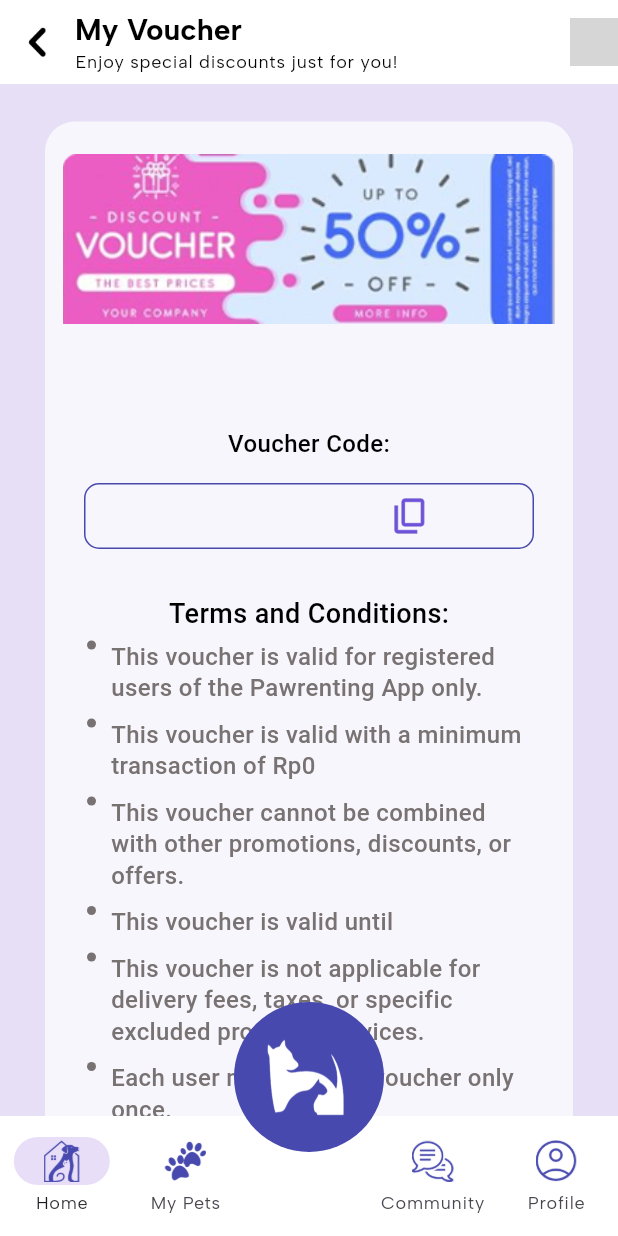
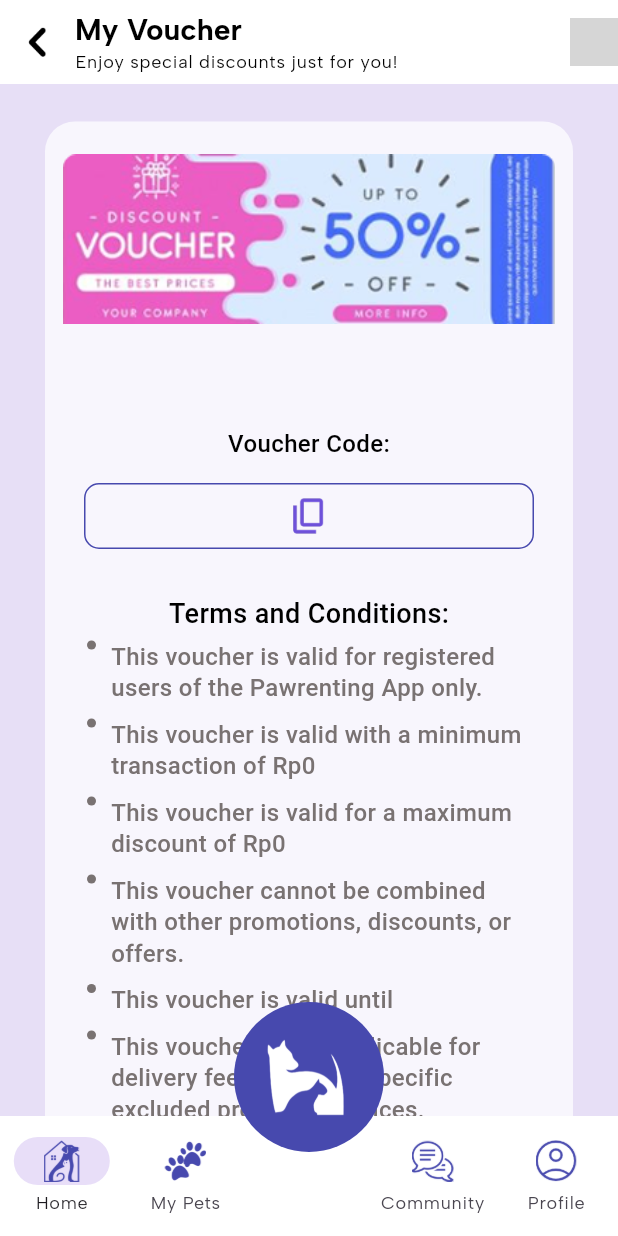
Before and after one commit to artikachintya/pawrenting, a Flutter app: the VoucherDetail screen opened directly with empty values, on a phone screen of 412 x 824 dp. Run offline on Flutter 3.47's test engine with Material 3 defaults, Android fonts, the phone set to English and light mode, and no system bars; our stand-ins replace camera, carousel_slider, cloud_firestore, firebase_auth, firebase_core, get and 5 more; missing offline and left inert: dart:ffi; accounts and stored records are empty; Roboto replaces fonts that are missing (Alata, Albert Sans); project files that could hold a hidden picture were left out; grey boxes are pictures that could not be loaded.

Commit message:
update voucher

```diff
--- a/lib/features/home/controllers/VoucherController.dart
+++ b/lib/features/home/controllers/VoucherController.dart
@@ -41,9 +41,10 @@ class VoucherController extends GetxController {
       image: 'assets/images/voucher.png',
       validUntil: '11 March 2025',
       code: 'JAJANMAKAN',
-      discount: 100000,
+      maxDiscount: 100000,
       minPurchase: 200000,
       title: 'Enjoy Up to 40% Off!',
+      percentage: 40,
     );
     await voucherRepo.createVoucher(voucher);
     voucherList.add(voucher);
--- a/lib/features/profile/models/VoucherModel.dart
+++ b/lib/features/profile/models/VoucherModel.dart
@@ -4,17 +4,19 @@ class VoucherModel {
   final String image;
   final String code;
   final String title;
-  final int discount;
+  final int maxDiscount;
   final String validUntil;
   final int minPurchase;
+  final int percentage;
 
   VoucherModel({
     required this.image,
     required this.code,
     required this.title,
-    required this.discount,
+    required this.maxDiscount,
     required this.validUntil,
     required this.minPurchase,
+    required this.percentage,
   });
 
   toJson() {
@@ -22,9 +24,10 @@ class VoucherModel {
       'image':image,
       'code': code,
       'title': title,
-      'discount': discount,
+      'maxDiscount': maxDiscount,
       'validUntil': validUntil,
       'minPurchase': minPurchase,
+      'percentage': percentage,
     };
   }
 
@@ -33,9 +36,10 @@ class VoucherModel {
       image : json['image'],
       code: json['code'],
       title: json['title'],
-      discount: json['discount'],
+      maxDiscount: json['discount'],
       validUntil: json['validUntil'],
       minPurchase: json['minPurchase'],
+      percentage: json['percentage'],
     );
   }
 
@@ -45,9 +49,10 @@ class VoucherModel {
       image: data?['image'] ?? '',
       code: data?['code'] ?? '',
       title: data?['title'] ?? '',
-      discount: data?['discount'] ?? 0,
+      maxDiscount: data?['maxDiscount'] ?? 0,
       validUntil: data?['validUntil'] ?? '',
       minPurchase: data?['minPurchase'] ?? 0,
+      percentage: data?['percentage'] ?? 0,
     );
   }
 
--- a/lib/features/profile/screens/voucher.dart
+++ b/lib/features/profile/screens/voucher.dart
@@ -57,7 +57,7 @@ class Voucher extends StatelessWidget {
                     }
                     // Add your validation logic here
                     // For example, check if the voucher code exists in your database
-                    voucherController.filterVouchers(value);
+                    // voucherController.filterVouchers(value);
                   },
                 ),
               ),
--- a/lib/features/profile/screens/voucherDetail.dart
+++ b/lib/features/profile/screens/voucherDetail.dart
@@ -78,7 +78,7 @@ class VoucherDetail extends StatelessWidget {
                     borderRadius: BorderRadius.circular(10)
                   ),
                   child: Row(
-                    mainAxisAlignment: MainAxisAlignment.spaceAround,
+                    mainAxisAlignment: MainAxisAlignment.center,
                     children: [
                       Text(
                         voucher.code,
@@ -112,6 +112,7 @@ class VoucherDetail extends StatelessWidget {
                 ),
                 _buildTermItem("This voucher is valid for registered users of the Pawrenting App only."),
                 _buildTermItem("This voucher is valid with a minimum transaction of ${formatCurrency(voucher.minPurchase)}"),
+                _buildTermItem("This voucher is valid for a maximum discount of ${formatCurrency(voucher.maxDiscount)}"),
                 _buildTermItem("This voucher cannot be combined with other promotions, discounts, or offers."),
                 _buildTermItem("This voucher is valid until "+ voucher.validUntil),
                 _buildTermItem("This voucher is not applicable for delivery fees, taxes, or specific excluded products/services."),
--- a/lib/features/profile/widgets/voucherCard.dart
+++ b/lib/features/profile/widgets/voucherCard.dart
@@ -25,7 +25,7 @@ class VoucherCard extends StatelessWidget {
           Navigator.push(context, MaterialPageRoute(builder: (context) => (VoucherDetail(voucher:voucher))));
         },
         child: Container(
-          // margin: EdgeInsets.only(top: 25),
+          margin: EdgeInsets.only(top: 10),
         width: 355,
         height: 168,
         decoration: BoxDecoration(
```
Also changed, not shown: 4 other files.
